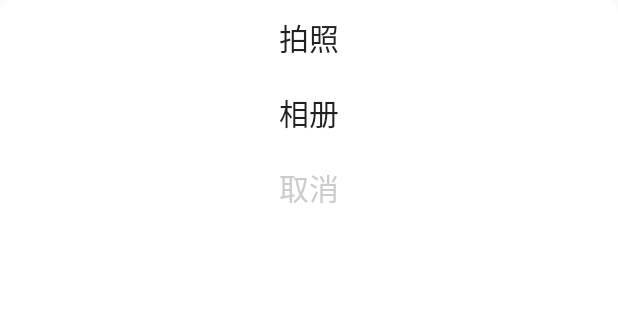
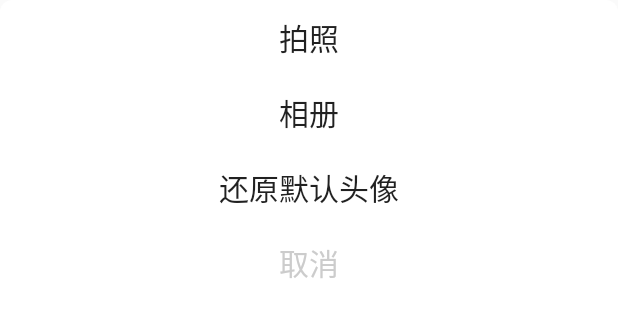
Before and after one commit to Lin-1997/MNote, an Android app: the layout dialog_content_avatar.xml on its own in the app's theme, with its tools: preview values and no code run, on a phone screen of 412 x 824 dp. Shown: the top 317 px of the screen. Run offline under Robolectric (Android 15) with nearby library versions, the phone set to English and light mode, and no system bars.

```diff
--- a/app/src/main/java/com/lin/bean/User.java
+++ b/app/src/main/java/com/lin/bean/User.java
@@ -49,11 +49,10 @@ public class User
 		this.avatar = avatar;
 	}
 
-	public void signIn (String account, String name, Bitmap avatar)
+	public void signIn (String account, String name)
 	{
 		this.account = account;
 		this.name = name;
-		this.avatar = avatar;
 	}
 
 	public static void signOut ()
--- a/app/src/main/res/layout-sw400dp/dialog_content_avatar.xml
+++ b/app/src/main/res/layout-sw400dp/dialog_content_avatar.xml
@@ -35,6 +35,20 @@
 		android:textSize="24sp"/>
 
 	<TextView
+		android:id="@+id/avatarDefault"
+		android:layout_width="match_parent"
+		android:layout_height="wrap_content"
+		android:clickable="true"
+		android:focusable="true"
+		android:gravity="center_horizontal"
+		android:onClick="changeAvatarWith"
+		android:paddingBottom="11dp"
+		android:paddingTop="11dp"
+		android:text="@string/avatarDefault"
+		android:textAppearance="@style/TextAppearance.AppCompat.Body1"
+		android:textSize="24sp"/>
+
+	<TextView
 		android:id="@+id/avatarCancel"
 		android:layout_width="match_parent"
 		android:layout_height="wrap_content"
--- a/app/src/main/res/layout/dialog_content_avatar.xml
+++ b/app/src/main/res/layout/dialog_content_avatar.xml
@@ -35,6 +35,20 @@
 		android:textSize="20sp"/>
 
 	<TextView
+		android:id="@+id/avatarDefault"
+		android:layout_width="match_parent"
+		android:layout_height="wrap_content"
+		android:clickable="true"
+		android:focusable="true"
+		android:gravity="center_horizontal"
+		android:onClick="changeAvatarWith"
+		android:paddingBottom="10dp"
+		android:paddingTop="10dp"
+		android:text="@string/avatarDefault"
+		android:textAppearance="@style/TextAppearance.AppCompat.Body1"
+		android:textSize="20sp"/>
+
+	<TextView
 		android:id="@+id/avatarCancel"
 		android:layout_width="match_parent"
 		android:layout_height="wrap_content"
--- a/app/src/main/res/values/strings.xml
+++ b/app/src/main/res/values/strings.xml
@@ -19,6 +19,7 @@
 
 	<string name="avatarCamera">拍照</string>
 	<string name="avatarGallery">相册</string>
+	<string name="avatarDefault">还原默认头像</string>
 	<string name="colorBlue">蓝色</string>
 	<string name="colorGray">灰色</string>
 	<string name="colorRed">红色</string>
```
Also changed, not shown: app/src/main/java/com/lin/mnote/MainActivity.java (+64 -18 lines), app/src/main/java/com/lin/mnote/SignInActivity.java (+9 -5 lines), app/src/main/java/com/lin/mnote/UserCenterActivity.java (+37 -21 lines), app/src/main/java/com/lin/utils/FileHelper.java (+36 -0 lines).
